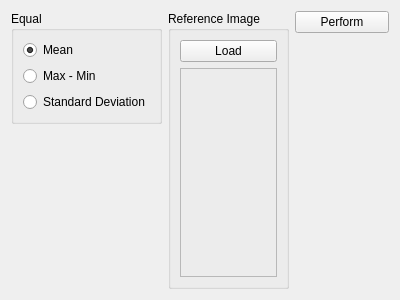
Before: the Qt Designer form source/modules/normalize_statistic/NormalizeStatisticWidget.ui in josefkoller/ambient_image_processor, drawn with Qt 5.
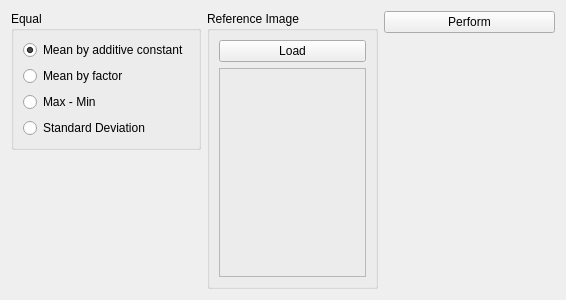
After: the same form once the commit is applied.

Commit message: add normalize mean by factor

What changed in the file:
```diff
--- a/source/modules/normalize_statistic/NormalizeStatisticWidget.ui
+++ b/source/modules/normalize_statistic/NormalizeStatisticWidget.ui
@@ -6,7 +6,7 @@
    <rect>
     <x>0</x>
     <y>0</y>
-    <width>400</width>
+    <width>566</width>
     <height>300</height>
    </rect>
   </property>
@@ -29,13 +29,20 @@
       <item>
        <widget class="QRadioButton" name="mean_checkbox">
         <property name="text">
-         <string>Mean</string>
+         <string>Mean by additive constant</string>
         </property>
         <property name="checked">
          <bool>true</bool>
         </property>
        </widget>
       </item>
+      <item>
+       <widget class="QRadioButton" name="mean_factor_checkbox">
+        <property name="text">
+         <string>Mean by factor</string>
+        </property>
+       </widget>
+      </item>
       <item>
        <widget class="QRadioButton" name="maxmin_checkbox">
         <property name="text">
```
Left out of the diff: 2 changed lines with no effect on the pictures. The commit also changes 3 other files.
